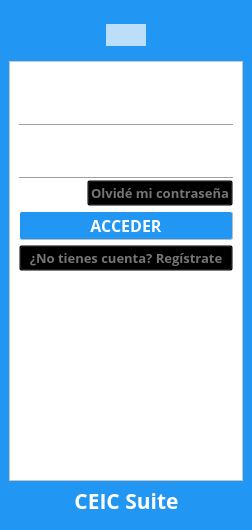
Above: interface/qt/ui/login.ui from usbceic/ceic-sv before the change. Below: the same form after it.
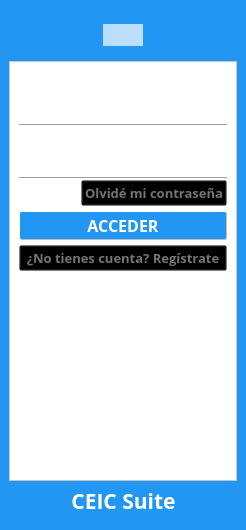
That is the form after the change. Icons and pictures are not drawn.

Commit message: Mejoras en el login

The edit to the form file:
```diff
--- a/interface/qt/ui/login.ui
+++ b/interface/qt/ui/login.ui
@@ -6,7 +6,7 @@
    <rect>
     <x>0</x>
     <y>0</y>
-    <width>252</width>
+    <width>246</width>
     <height>530</height>
    </rect>
   </property>
```
Left out of the diff: 6 changed lines with no effect on the pictures.
